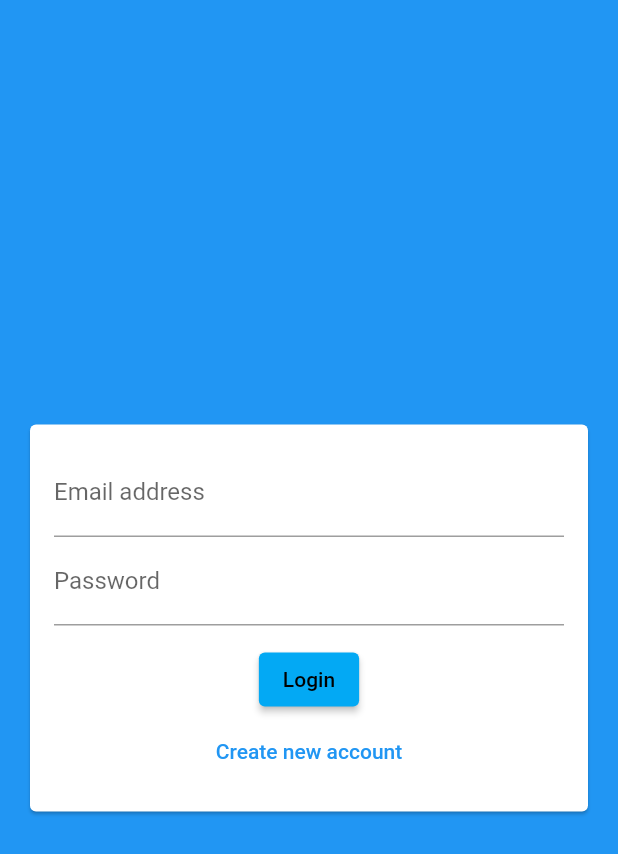
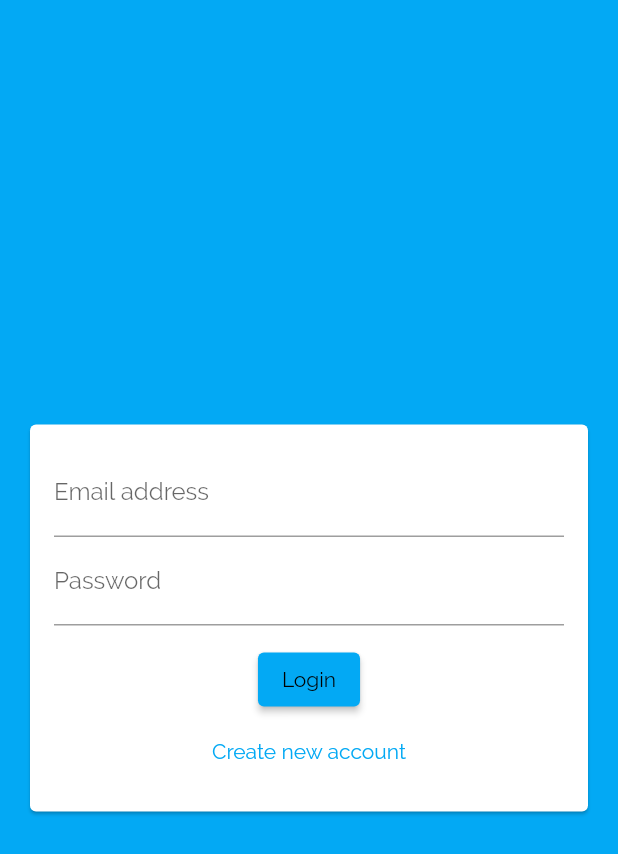
Before and after one commit to AnuTor/refocus-app, a Flutter app: the screen it shows after launch, on a phone screen of 412 x 824 dp. Shown: the top 854 px of the screen. Run offline on Flutter 3.47's test engine with Material 2 defaults, Android fonts, the phone set to English and light mode, and no system bars; our stand-ins replace firebase_auth, firebase_core; accounts and stored records are empty.

Commit message:
fix theme and warnings

```diff
--- a/lib/main.dart
+++ b/lib/main.dart
@@ -13,7 +13,6 @@ class MyApp extends StatelessWidget {
 
   @override
   Widget build(BuildContext context) {
-
     final Future<FirebaseApp> initialization = Firebase.initializeApp();
 
     return FutureBuilder(
@@ -21,44 +20,42 @@ class MyApp extends StatelessWidget {
         future: initialization,
         builder: (context, appSnapshot) {
 
-      final ThemeData theme = ThemeData(
-        fontFamily: 'Raleway',
-      );
-
           return MaterialApp(
             title: 'Refocus App',
-        theme: theme.copyWith(
-          colorScheme: ColorScheme.fromSwatch(
+            theme: ThemeData(
+              fontFamily: 'Raleway',
+              brightness: Brightness.light,
               primarySwatch: Colors.lightBlue,
-          ).copyWith(
-            secondary: Colors.white,
-          ),
               appBarTheme: const AppBarTheme(
                 foregroundColor: Colors.white,
               ),
-          textTheme: ThemeData.light().textTheme.copyWith(
-                  headline6: const TextStyle(
+              textTheme: const TextTheme(
+                headline6: TextStyle(
                   fontSize: 21,
-                fontFamily: 'Raleway',
                   fontWeight: FontWeight.bold,
-              )),
+                ),
+              ),
+              iconTheme: const IconThemeData(
+                color: Colors.white,
+              ),
             ),
             home: appSnapshot.connectionState != ConnectionState.done
                 ? const SplashScreen()
                 : StreamBuilder(
                     stream: FirebaseAuth.instance.authStateChanges(),
                     builder: (ctx, userSnapshot) {
-                  if (userSnapshot.connectionState == ConnectionState.waiting) {
+                      if (userSnapshot.connectionState ==
+                          ConnectionState.waiting) {
                         return const SplashScreen();
                       }
                       if (userSnapshot.hasData) {
                         return const TabsScreen();
                       }
-                  return AuthScreen();
+                      return const AuthScreen();
                     }),
             onUnknownRoute: (settings) {
               return MaterialPageRoute(
-            builder: (ctx) => AuthScreen(),
+                builder: (ctx) => const AuthScreen(),
               );
             },
           );
--- a/lib/screens/splash_screen.dart
+++ b/lib/screens/splash_screen.dart
@@ -6,7 +6,6 @@ class SplashScreen extends StatelessWidget {
   @override
   Widget build(BuildContext context) {
     return const Scaffold(
-      //backgroundColor: Theme.of(context).primaryColor,
       body: Center(
         child: CircularProgressIndicator(),
       ),
```
Also changed, not shown: lib/screens/main_screen.dart (+2 -5 lines), lib/screens/tabs_screen.dart (+11 -8 lines). Lines whose indentation alone changed are shown as unchanged.
